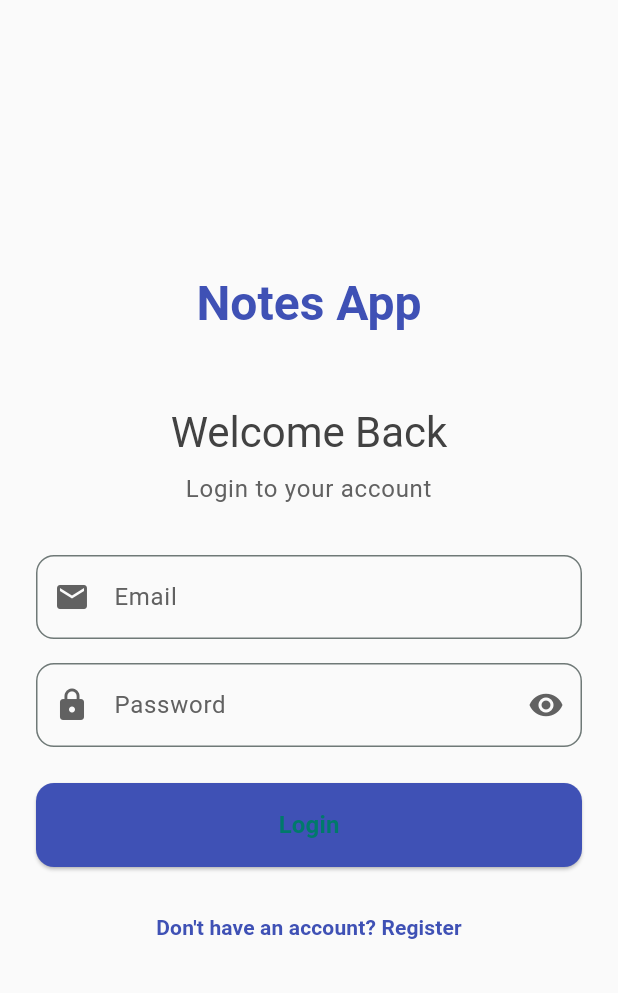
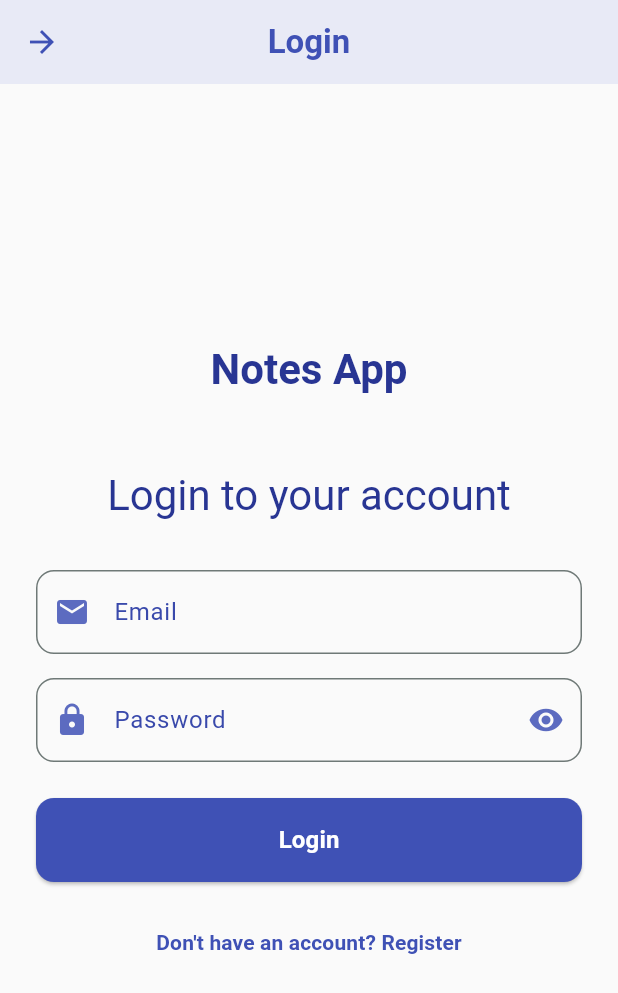
Before and after one commit to ernesteNtezirizaza/notes_app, a Flutter app: the screen it shows after launch, on a phone screen of 412 x 824 dp. Shown: the top 993 px of the screen. Run offline on Flutter 3.47's test engine with Material 3 defaults, Android fonts, the phone set to English and light mode, and no system bars; our stand-ins replace cloud_firestore, firebase_auth, firebase_core; accounts and stored records are empty; generated files the repository leaves out were written again.

```diff
--- a/lib/main.dart
+++ b/lib/main.dart
@@ -50,7 +50,6 @@ class MyApp extends StatelessWidget {
             primary: Colors.teal.shade700,
             secondary: Colors.amber.shade600,
             surface: Colors.grey.shade50,
-            background: Colors.teal.shade50,
           ),
 
           // Enable Material 3 design features
--- a/lib/screens/login_screen.dart
+++ b/lib/screens/login_screen.dart
@@ -80,6 +80,15 @@ class _LoginScreenState extends State<LoginScreen> {
   @override
   Widget build(BuildContext context) {
     return Scaffold(
+      appBar: AppBar(
+        title: const Text('Login', style: TextStyle(color: Colors.indigo, fontWeight: FontWeight.bold)),
+        backgroundColor: Colors.indigo[50],
+        elevation: 0,
+        leading: IconButton(
+          icon: const Icon(Icons.arrow_forward, color: Colors.indigo),
+          onPressed: _navigateToSignUp,
+        ),
+      ),
       body: SafeArea(
         child: Padding(
           padding: const EdgeInsets.all(24.0),
@@ -94,27 +103,18 @@ class _LoginScreenState extends State<LoginScreen> {
                     // App Title
                     Text(
                       'Notes App',
-                      style: Theme.of(context).textTheme.headlineLarge?.copyWith(
-                            fontWeight: FontWeight.bold,
-                            color: Colors.indigo,
-                          ),
+                      style: Theme.of(context).textTheme.headlineMedium?.copyWith(
+                        color: Colors.indigo[800], // Dark indigo text
+                        fontWeight: FontWeight.bold,
+                      ),
                       textAlign: TextAlign.center,
                     ),
                     const SizedBox(height: 48),
-
-                    // Welcome Back message
-                    Text(
-                      'Welcome Back',
-                      style: Theme.of(context).textTheme.headlineMedium?.copyWith(
-                        color: Colors.grey[800],
-                      ),
-                      textAlign: TextAlign.center,
-                    ),
-                    const SizedBox(height: 8),
                     Text(
                       'Login to your account',
-                      style: Theme.of(context).textTheme.bodyLarge?.copyWith(
-                        color: Colors.grey[700],
+                      style: Theme.of(context).textTheme.headlineMedium?.copyWith(
+                        color: Colors.indigo[800], // Dark indigo text
+                        // fontWeight: FontWeight.bold,
                       ),
                       textAlign: TextAlign.center,
                     ),
@@ -127,15 +127,15 @@ class _LoginScreenState extends State<LoginScreen> {
                       validator: Validators.validateEmail,
                       decoration: InputDecoration(
                         labelText: 'Email',
-                        labelStyle: TextStyle(color: Colors.grey[700]),
-                        prefixIcon: Icon(Icons.email, color: Colors.grey[700]),
+                        labelStyle: TextStyle(color: Colors.indigo[600]),
+                        prefixIcon: Icon(Icons.email, color: Colors.indigo[400]),
                         border: OutlineInputBorder(
                           borderRadius: BorderRadius.circular(12),
-                          borderSide: BorderSide(color: Colors.grey[600]!),
+                          borderSide: BorderSide(color: Colors.indigo[300]!),
                         ),
                         focusedBorder: OutlineInputBorder(
                           borderRadius: BorderRadius.circular(12),
-                          borderSide: BorderSide(color: Colors.indigo),
+                          borderSide: BorderSide(color: Colors.indigo[500]!),
                         ),
                       ),
                     ),
@@ -148,14 +148,14 @@ class _LoginScreenState extends State<LoginScreen> {
                       validator: Validators.validatePassword,
                       decoration: InputDecoration(
                         labelText: 'Password',
-                        labelStyle: TextStyle(color: Colors.grey[700]),
-                        prefixIcon: Icon(Icons.lock, color: Colors.grey[700]),
+                        labelStyle: TextStyle(color: Colors.indigo[600]),
+                        prefixIcon: Icon(Icons.lock, color: Colors.indigo[400]),
                         suffixIcon: IconButton(
                           icon: Icon(
                             _obscurePassword
                                 ? Icons.visibility
                                 : Icons.visibility_off,
-                            color: Colors.grey[700],
+                            color: Colors.indigo[400],
                           ),
                           onPressed: () {
                             setState(() {
@@ -165,11 +165,11 @@ class _LoginScreenState extends State<LoginScreen> {
                         ),
                         border: OutlineInputBorder(
                           borderRadius: BorderRadius.circular(12),
-                          borderSide: BorderSide(color: Colors.grey[600]!),
+                          borderSide: BorderSide(color: Colors.indigo[300]!),
                         ),
                         focusedBorder: OutlineInputBorder(
                           borderRadius: BorderRadius.circular(12),
-                          borderSide: BorderSide(color: Colors.indigo),
+                          borderSide: BorderSide(color: Colors.indigo[500]!),
                         ),
                       ),
                     ),
@@ -196,6 +196,7 @@ class _LoginScreenState extends State<LoginScreen> {
                                 style: TextStyle(
                                   fontSize: 16,
                                   fontWeight: FontWeight.bold,
+                                  color: Colors.white,
                                 ),
                               ),
                       ),
--- a/lib/screens/notes_screen.dart
+++ b/lib/screens/notes_screen.dart
@@ -23,8 +23,6 @@ class _NotesScreenState extends State<NotesScreen> {
     WidgetsBinding.instance.addPostFrameCallback((_) {
       final authProvider = Provider.of<AuthProvider>(context, listen: false);
       final notesProvider = Provider.of<NotesProvider>(context, listen: false);
-
-      print('Initializing NotesScreen with user: ${authProvider.user?.uid}');
 
       // Start listening to notes if user is authenticated
       if (authProvider.user != null) {
```
Also changed, not shown: lib/providers/note_provider.dart (+0 -14 lines), lib/repositories/notes_repository.dart (+44 -44 lines), lib/screens/register_screen.dart (+10 -8 lines).
